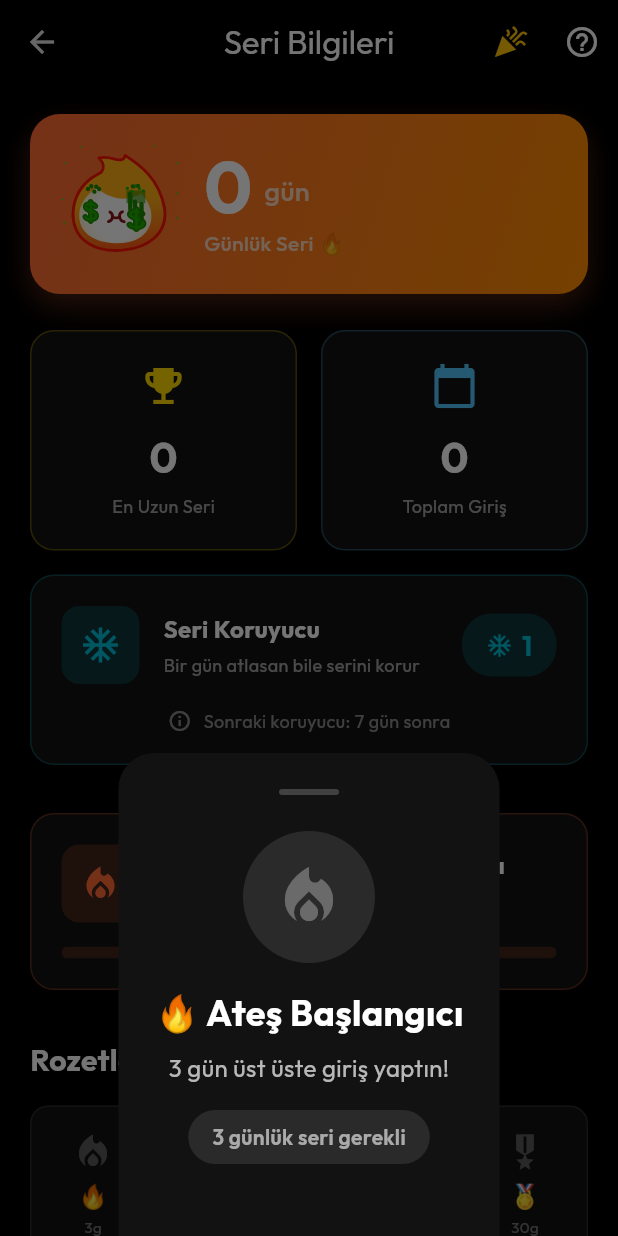
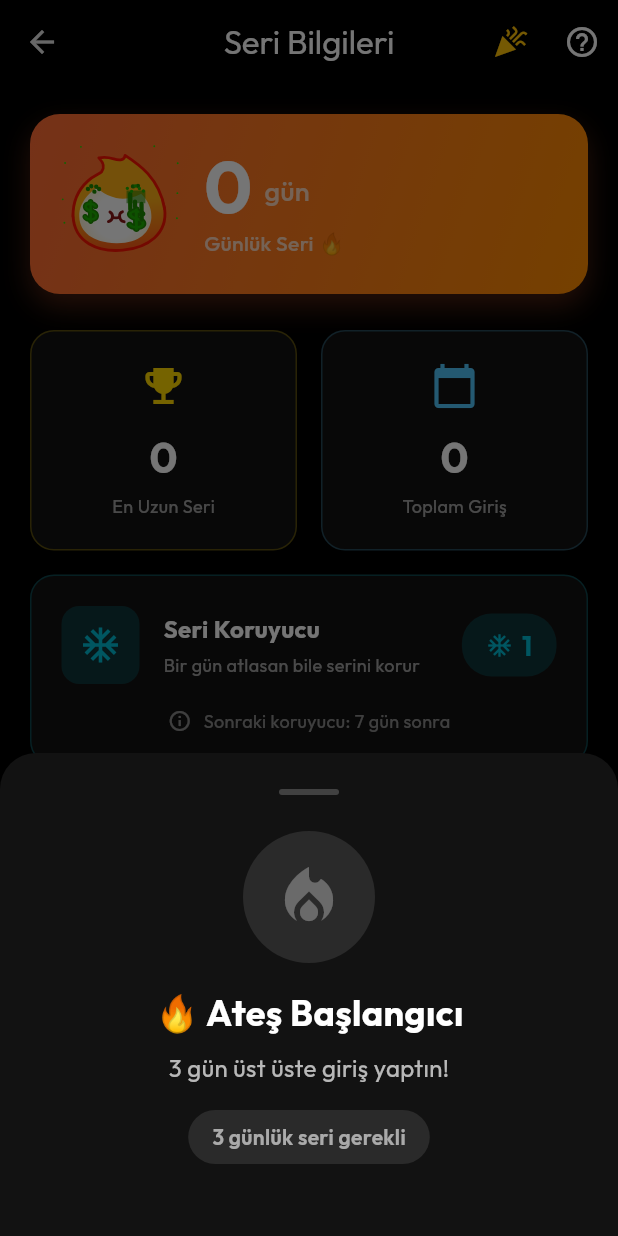
Before and after one commit to SeyitAltintas/Cashly, a Flutter app: the StreakPage screen opened directly with empty values, after a tap on an icon or button, on a phone screen of 412 x 824 dp. Run offline on Flutter 3.47's test engine with Material 3 defaults, Android fonts, the phone set to English and light mode, and no system bars; our stand-ins replace file_picker, fl_chart, flutter_tts, google_fonts, hive_flutter, image_picker and 5 more; accounts and stored records are empty.

```diff
--- a/lib/features/assets/presentation/pages/assets_page.dart
+++ b/lib/features/assets/presentation/pages/assets_page.dart
@@ -209,7 +209,7 @@ class _AssetsPageState extends State<AssetsPage> {
                       vertical: 8,
                     ),
                     decoration: BoxDecoration(
-                      color: Colors.blue.shade600.withValues(alpha: 0.1),
+                      color: Colors.transparent,
                       borderRadius: BorderRadius.circular(10),
                     ),
                     child: Row(
--- a/lib/features/streak/presentation/pages/streak_page.dart
+++ b/lib/features/streak/presentation/pages/streak_page.dart
@@ -582,7 +582,9 @@ class StreakPage extends StatelessWidget {
     showModalBottomSheet(
       context: context,
       backgroundColor: Colors.transparent,
+      isScrollControlled: true,
       builder: (context) => Container(
+        width: double.infinity,
         padding: const EdgeInsets.all(24),
         decoration: BoxDecoration(
           color: Theme.of(context).colorScheme.surface,
```
